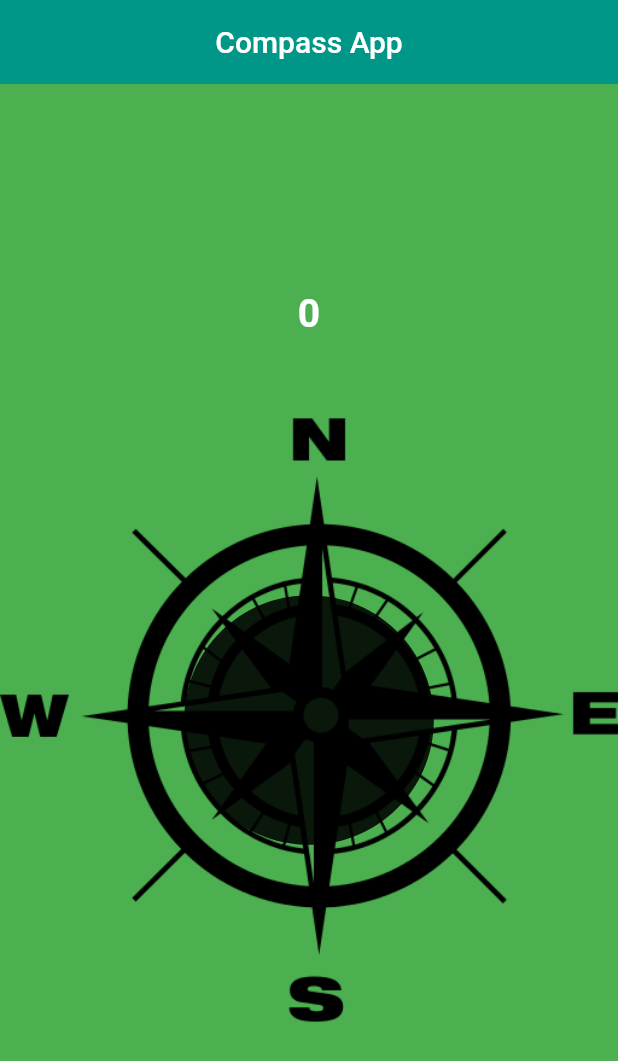
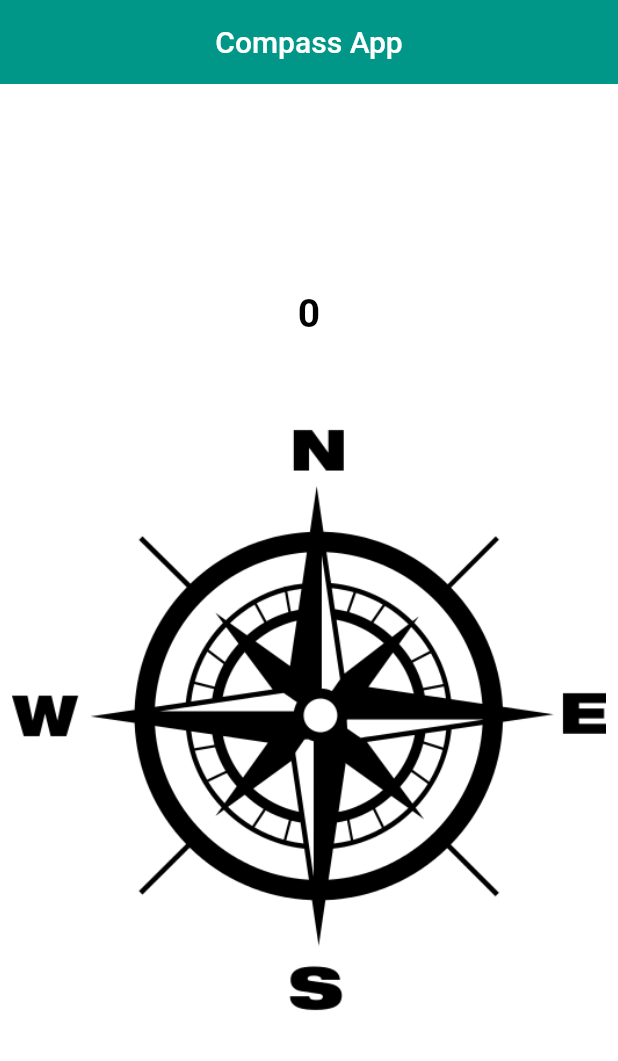
Before and after one commit to MrShakila/compass_app_flutter, a Flutter app: the screen it shows after launch, on a phone screen of 412 x 824 dp. Shown: the top 1061 px of the screen. Run offline on Flutter 3.47's test engine with Material 2 defaults, Android fonts, the phone set to English and light mode, and no system bars; our stand-ins replace flutter_compass.

Commit message:
final commit

```diff
--- a/lib/main.dart
+++ b/lib/main.dart
@@ -12,6 +12,7 @@ class MyApp extends StatelessWidget {
   @override
   Widget build(BuildContext context) {
     return MaterialApp(
+        debugShowCheckedModeBanner: false,
         title: 'Flutter Compass ',
         theme: ThemeData(
           primarySwatch: Colors.blue,
--- a/lib/screen/home_screen.dart
+++ b/lib/screen/home_screen.dart
@@ -27,7 +27,7 @@ class _HomeScreenState extends State<HomeScreen> {
   Widget build(BuildContext context) {
     return SafeArea(
       child: Scaffold(
-        backgroundColor: Colors.green,
+        backgroundColor: Colors.white,
         appBar: AppBar(
           elevation: 0,
           centerTitle: true,
@@ -41,7 +41,7 @@ class _HomeScreenState extends State<HomeScreen> {
               Text(
                 "${heading!.ceil()}",
                 style: const TextStyle(
-                    color: Colors.white,
+                    color: Colors.black,
                     fontSize: 26.0,
                     fontWeight: FontWeight.bold),
               ),
@@ -52,15 +52,12 @@ class _HomeScreenState extends State<HomeScreen> {
                 child: Stack(
                   alignment: Alignment.center,
                   children: [
-                    const SizedBox(
-                      child: Icon(
-                        Icons.circle,
-                        size: 200,
+                    Padding(
+                      padding: const EdgeInsets.all(8.0),
+                      child: Transform.rotate(
+                        angle: (heading ?? 0) * (pi / 180) * -1,
+                        child: Image.asset("lib/images/1.png"),
                       ),
-                    ),
-                    Transform.rotate(
-                      angle: (heading ?? 0) * (pi / 180) * -1,
-                      child: Image.asset("lib/images/1.png"),
                     )
                   ],
                 ),
```
